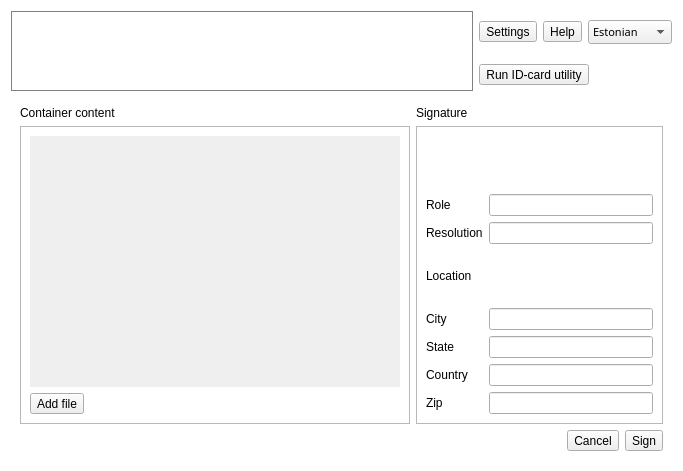
Before: the Qt Designer form qdigidocclient/trunk/src/ui/MainWindow.ui in tixsys/esteid, drawn with Qt 5.
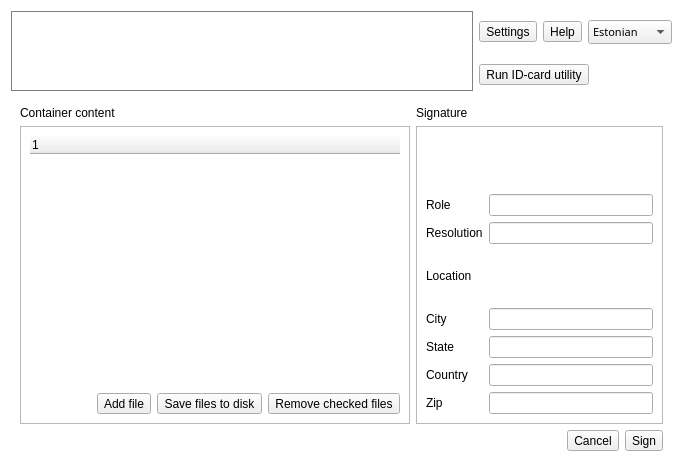
After: the same form once the commit is applied. The open tabs and pages were chosen to show the change. Icons and pictures are not drawn.

Commit message: Use view-s for documents

Patch:
```diff
--- a/qdigidocclient/trunk/src/ui/MainWindow.ui
+++ b/qdigidocclient/trunk/src/ui/MainWindow.ui
@@ -441,42 +441,30 @@
          </property>
          <layout class="QVBoxLayout" name="signBDocDocsContentLayout" >
           <item>
-           <widget class="QScrollArea" name="signBDocDocsScroll" >
+           <widget class="QTreeWidget" name="signBDocDocsContentView" >
             <property name="frameShape" >
              <enum>QFrame::NoFrame</enum>
             </property>
-            <property name="widgetResizable" >
-             <bool>true</bool>
+            <property name="rootIsDecorated" >
+             <bool>false</bool>
             </property>
-            <widget class="QWidget" name="signBDocDocsScrollContent" >
-             <property name="geometry" >
-              <rect>
-               <x>0</x>
-               <y>0</y>
-               <width>100</width>
-               <height>30</height>
-              </rect>
-             </property>
-             <layout class="QVBoxLayout" name="signBDocDocsScrollContentLayout" >
-              <item>
-               <spacer name="signBDocDocsSpacer" >
-                <property name="orientation" >
-                 <enum>Qt::Vertical</enum>
-                </property>
-                <property name="sizeHint" stdset="0" >
-                 <size>
-                  <width>20</width>
-                  <height>152</height>
-                 </size>
-                </property>
-               </spacer>
-              </item>
-             </layout>
-            </widget>
            </widget>
           </item>
           <item>
-           <layout class="QHBoxLayout" name="signBDocAddFileLayout" >
+           <layout class="QHBoxLayout" name="signBDocDocsLayout" >
+            <item>
+             <spacer name="signBDocDocsSpacer" >
+              <property name="orientation" >
+               <enum>Qt::Horizontal</enum>
+              </property>
+              <property name="sizeHint" stdset="0" >
+               <size>
+                <width>40</width>
+                <height>20</height>
+               </size>
+              </property>
+             </spacer>
+            </item>
             <item>
              <widget class="QToolButton" name="signBDocAddFile" >
               <property name="text" >
@@ -492,17 +480,18 @@
              </widget>
             </item>
             <item>
-             <spacer name="signBDocAddFileSpacer" >
-              <property name="orientation" >
-               <enum>Qt::Horizontal</enum>
+             <widget class="QToolButton" name="signBDocSaveAs" >
+              <property name="text" >
+               <string>Save files to disk</string>
               </property>
-              <property name="sizeHint" stdset="0" >
-               <size>
-                <width>40</width>
-                <height>20</height>
-               </size>
+             </widget>
+            </item>
+            <item>
+             <widget class="QToolButton" name="signBDocRemoveFile" >
+              <property name="text" >
+               <string>Remove checked files</string>
               </property>
-             </spacer>
+             </widget>
             </item>
            </layout>
           </item>
```
Left out of the diff: 25 changed lines with no effect on the pictures. The commit also changes 4 other files.
